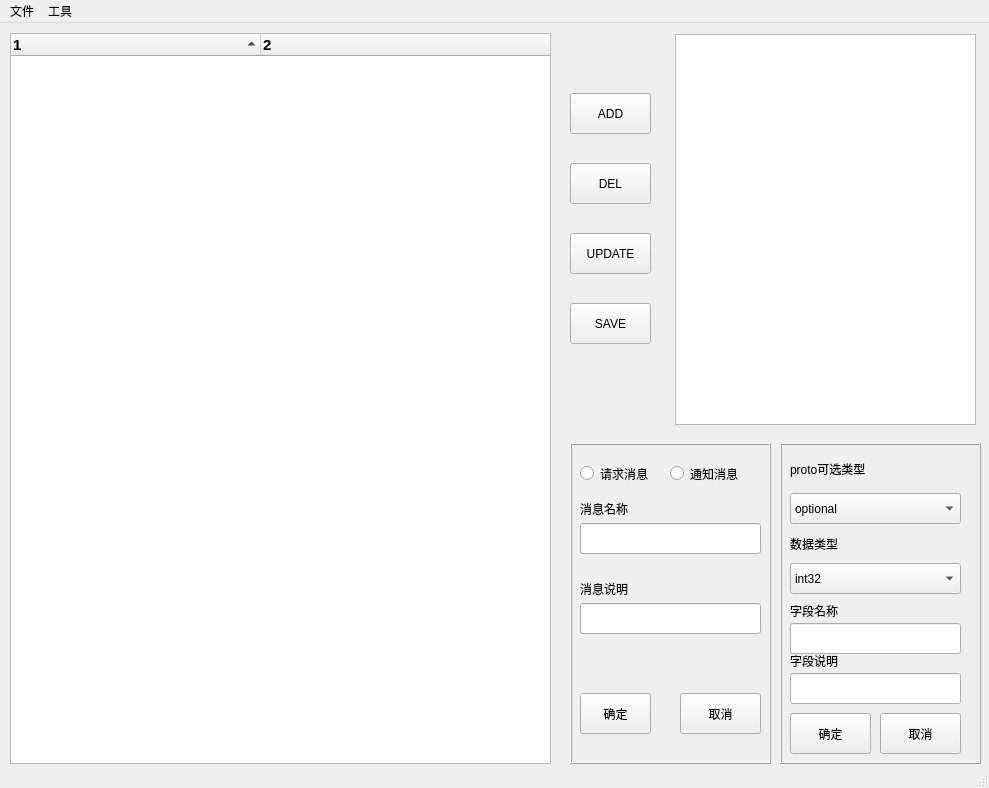
Qt form Designer/ProtoUI.ui (Addision/ProtoTool) before a commit.
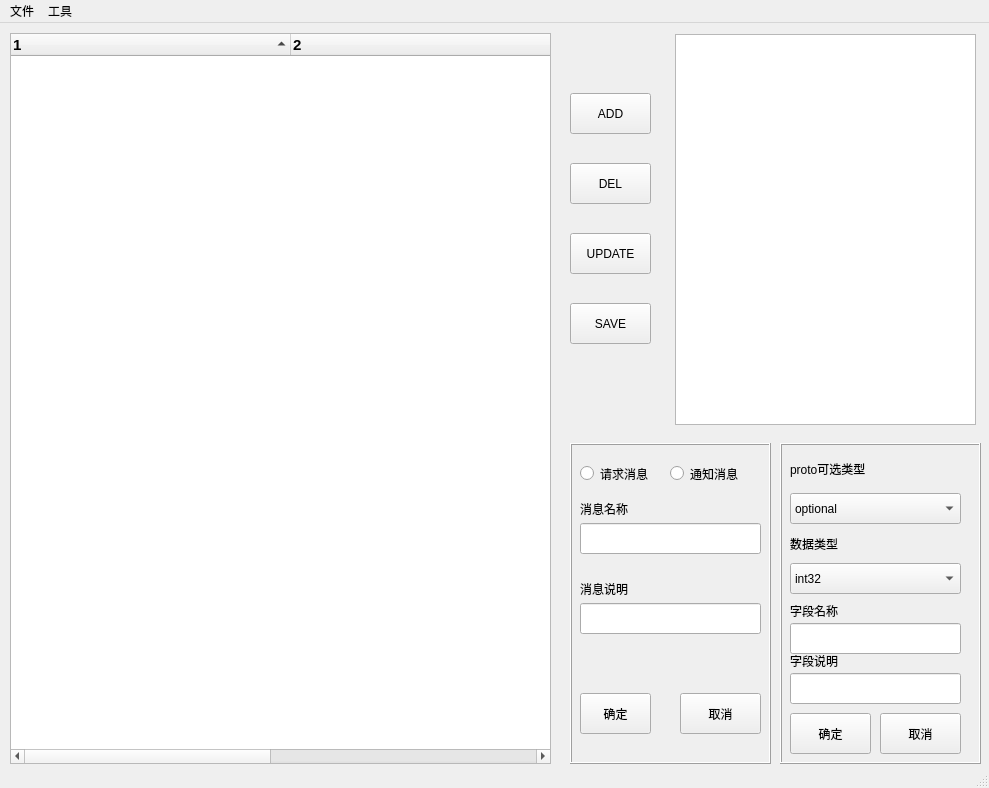
The same form after that commit.

What changed in the file:
```diff
--- a/Designer/ProtoUI.ui
+++ b/Designer/ProtoUI.ui
@@ -41,10 +41,10 @@
      <bool>true</bool>
     </property>
     <property name="columnCount">
-     <number>2</number>
+     <number>4</number>
     </property>
     <attribute name="headerDefaultSectionSize">
-     <number>250</number>
+     <number>280</number>
     </attribute>
     <column>
      <property name="text">
@@ -56,6 +56,16 @@
       <string notr="true">2</string>
      </property>
     </column>
+    <column>
+     <property name="text">
+      <string notr="true">3</string>
+     </property>
+    </column>
+    <column>
+     <property name="text">
+      <string notr="true">4</string>
+     </property>
+    </column>
    </widget>
    <widget class="QFrame" name="frame">
     <property name="geometry">
```
Left out of the diff: 4 changed lines with no effect on the pictures.
